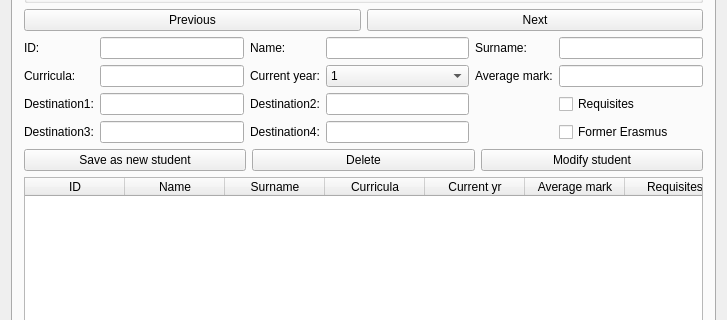
First picture: the form in mainwindow.ui, repository zorbaproject/cresta, before the edit; both pictures show x 0 to 727 and y 117 to 437 of the 727 by 778 pixel window.
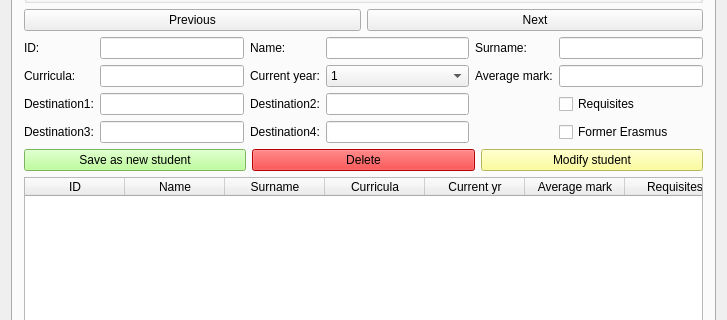
Second picture: the form after the edit.

```diff
--- a/mainwindow.ui
+++ b/mainwindow.ui
@@ -298,6 +298,9 @@
          <layout class="QHBoxLayout" name="horizontalLayout_4">
           <item>
            <widget class="QPushButton" name="new_student">
+            <property name="styleSheet">
+             <string notr="true">background-color: rgb(170, 255, 127);</string>
+            </property>
             <property name="text">
              <string>Save as new student</string>
             </property>
@@ -305,6 +308,9 @@
           </item>
           <item>
            <widget class="QPushButton" name="del_student">
+            <property name="styleSheet">
+             <string notr="true">background-color: rgb(255, 0, 0);</string>
+            </property>
             <property name="text">
              <string>Delete</string>
             </property>
@@ -312,6 +318,9 @@
           </item>
           <item>
            <widget class="QPushButton" name="save_student">
+            <property name="styleSheet">
+             <string notr="true">background-color: rgb(255, 255, 127);</string>
+            </property>
             <property name="text">
              <string>Modify student</string>
             </property>
```
